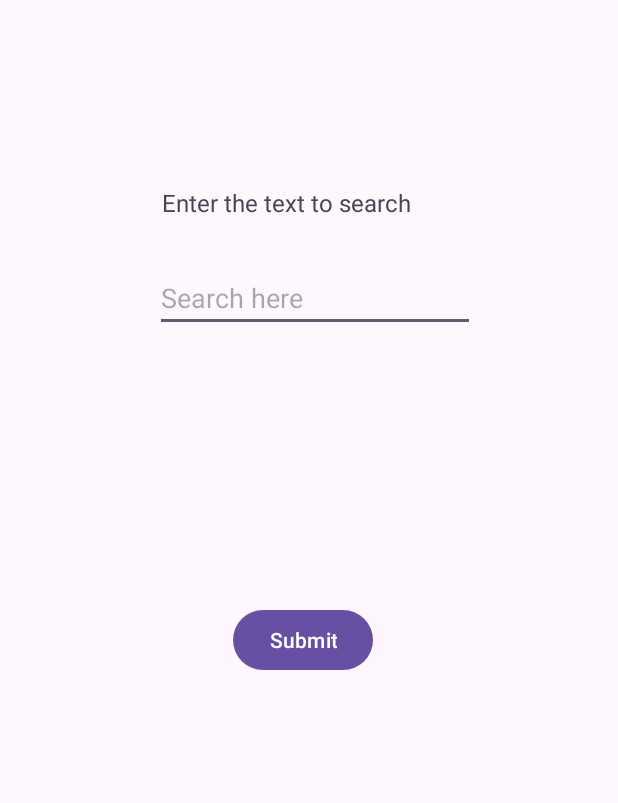
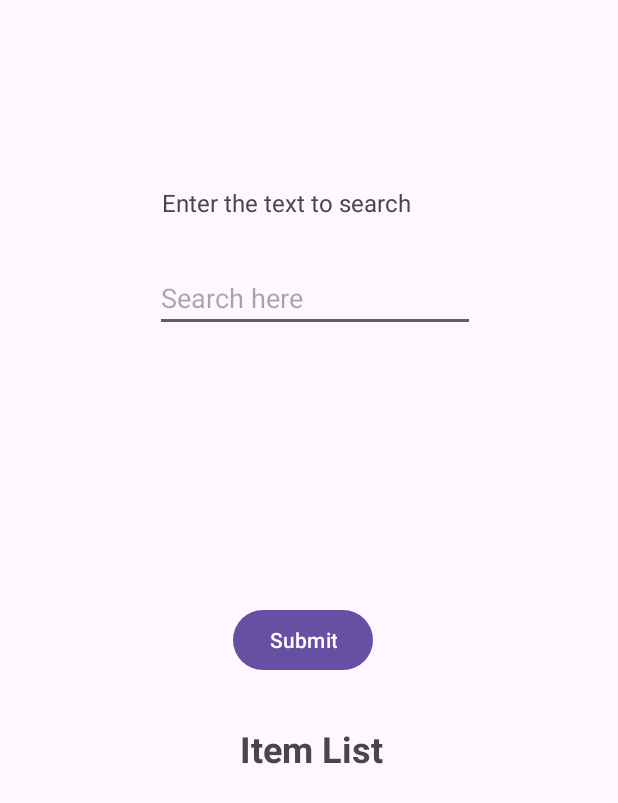
Before and after one commit to NitinSinghR/Tip_Calculator, an Android app: the layout fragment_second.xml on its own in the app's theme, with its tools: preview values and no code run, on a phone screen of 412 x 824 dp. Shown: the top 803 px of the screen. Run offline under Robolectric (Android 15) with nearby library versions, the phone set to English and light mode, and no system bars.

Commit message:
Recycler View

```diff
--- a/app/build.gradle.kts
+++ b/app/build.gradle.kts
@@ -53,6 +53,7 @@ dependencies {
     androidTestImplementation("androidx.test.ext:junit:1.1.5")
     androidTestImplementation("androidx.test.espresso:espresso-core:3.5.1")
     implementation("androidx.fragment:fragment-ktx:1.6.1")
+    implementation( "androidx.recyclerview:recyclerview:1.3.2")
 
     implementation("androidx.room:room-ktx:2.6.0")
     kapt("androidx.room:room-compiler:2.6.0")
--- a/app/src/main/res/layout/fragment_second.xml
+++ b/app/src/main/res/layout/fragment_second.xml
@@ -5,6 +5,20 @@
     android:layout_width="match_parent"
     android:layout_height="match_parent"
     tools:context=".SecondFragment">
+
+    <TextView
+        android:id="@+id/textView"
+        android:layout_width="188dp"
+        android:layout_height="28dp"
+        android:layout_marginStart="107dp"
+        android:layout_marginTop="124dp"
+        android:layout_marginEnd="116dp"
+        android:text="@string/search_text"
+        android:textSize="16sp"
+        app:layout_constraintEnd_toEndOf="parent"
+        app:layout_constraintHorizontal_bias="1.0"
+        app:layout_constraintStart_toStartOf="parent"
+        app:layout_constraintTop_toTopOf="parent" />
 
     <EditText
         android:id="@+id/searchText"
@@ -36,17 +50,32 @@
         app:layout_constraintTop_toBottomOf="@+id/searchText"
         app:layout_constraintVertical_bias="1.0" />
 
+    <androidx.recyclerview.widget.RecyclerView
+        android:id="@+id/recyclerView"
+        android:layout_width="362dp"
+        android:layout_height="274dp"
+        android:layout_below="@+id/title"
+        android:layout_marginStart="34dp"
+        android:layout_marginTop="32dp"
+        android:layout_marginEnd="11dp"
+        app:layoutManager="androidx.recyclerview.widget.LinearLayoutManager"
+        app:layout_constraintEnd_toEndOf="parent"
+        app:layout_constraintHorizontal_bias="0.0"
+        app:layout_constraintStart_toStartOf="parent"
+        app:layout_constraintTop_toBottomOf="@+id/title" />
+
     <TextView
-        android:id="@+id/textView"
-        android:layout_width="188dp"
-        android:layout_height="28dp"
-        android:layout_marginStart="107dp"
-        android:layout_marginTop="124dp"
-        android:layout_marginEnd="116dp"
-        android:text="@string/search_text"
-        android:textSize="16sp"
+        android:id="@+id/title"
+        android:layout_width="wrap_content"
+        android:layout_height="wrap_content"
+        android:layout_marginStart="160dp"
+        android:layout_marginTop="32dp"
+        android:layout_marginEnd="157dp"
+        android:text="Item List"
+        android:textSize="24sp"
+        android:textStyle="bold"
         app:layout_constraintEnd_toEndOf="parent"
-        app:layout_constraintHorizontal_bias="1.0"
         app:layout_constraintStart_toStartOf="parent"
-        app:layout_constraintTop_toTopOf="parent" />
+        app:layout_constraintTop_toBottomOf="@+id/button4" />
+
 </androidx.constraintlayout.widget.ConstraintLayout>
```
Also changed, not shown: app/src/main/java/com/example/tipcalculator/ItemAdapter.kt (added, +56 -0 lines), app/src/main/java/com/example/tipcalculator/SecondFragment.kt (+28 -4 lines), app/src/main/java/com/example/tipcalculator/searchDao.kt (+11 -1 lines), app/src/main/res/layout/item_row.xml (added, +29 -0 lines), app/src/main/java/com/example/tipcalculator/searchDatabase.kt (line endings or trailing spaces).
